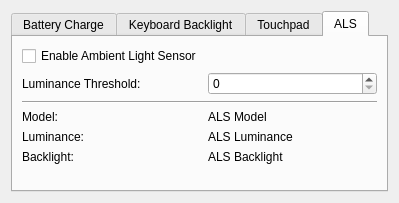
This is vcc/main_window.ui in norbusan/sony-control-center as Qt 5 draws it before an edit. The edited form follows.
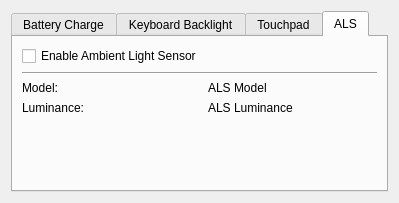
This is the edited form. The open tabs and pages were chosen to show the change.

Commit message: Drop als_lux_threshold and als_backlight support

```diff
--- a/vcc/main_window.ui
+++ b/vcc/main_window.ui
@@ -151,69 +151,41 @@
          </property>
         </widget>
        </item>
-       <item row="1" column="0">
-        <widget class="QLabel" name="lbl_als_lux_threshold">
-         <property name="text">
-          <string>Luminance Threshold: </string>
-         </property>
-        </widget>
-       </item>
-       <item row="1" column="1">
-        <widget class="QSpinBox" name="spin_als_lux_threshold">
-         <property name="maximum">
-          <number>999</number>
-         </property>
-        </widget>
-       </item>
-       <item row="2" column="0" colspan="2">
+       <item row="1" column="0" colspan="2">
         <widget class="Line" name="line">
          <property name="orientation">
           <enum>Qt::Horizontal</enum>
          </property>
         </widget>
        </item>
-       <item row="3" column="0">
+       <item row="2" column="0">
         <widget class="QLabel" name="lbl_als_model">
          <property name="text">
           <string>Model:</string>
          </property>
         </widget>
        </item>
-       <item row="4" column="0">
+       <item row="2" column="1">
+        <widget class="QLabel" name="lbl_als_model_val">
+         <property name="text">
+          <string>ALS Model</string>
+         </property>
+        </widget>
+       </item>
+       <item row="3" column="0">
         <widget class="QLabel" name="lbl_als_lux">
          <property name="text">
           <string>Luminance:</string>
          </property>
         </widget>
        </item>
-       <item row="5" column="0">
-        <widget class="QLabel" name="lbl_als_backlight">
-         <property name="text">
-          <string>Backlight:</string>
-         </property>
-        </widget>
-       </item>
        <item row="3" column="1">
-        <widget class="QLabel" name="lbl_als_model_val">
-         <property name="text">
-          <string>ALS Model</string>
-         </property>
-        </widget>
-       </item>
-       <item row="4" column="1">
         <widget class="QLabel" name="lbl_als_lux_val">
          <property name="text">
           <string>ALS Luminance</string>
          </property>
         </widget>
        </item>
-       <item row="5" column="1">
-        <widget class="QLabel" name="lbl_als_backlight_val">
-         <property name="text">
-          <string>ALS Backlight</string>
-         </property>
-        </widget>
-       </item>
       </layout>
      </widget>
     </widget>
```
The commit also changes 3 other files.
